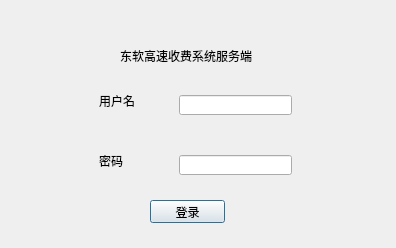
This is login.ui in jozhn/PServer as Qt 5 draws it before an edit. The edited form follows.
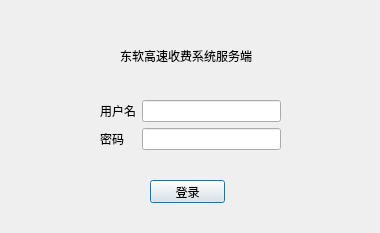
This is the edited form.

```diff
--- a/login.ui
+++ b/login.ui
@@ -6,60 +6,14 @@
    <rect>
     <x>0</x>
     <y>0</y>
-    <width>396</width>
-    <height>248</height>
+    <width>380</width>
+    <height>233</height>
    </rect>
   </property>
   <property name="windowTitle">
    <string>Dialog</string>
   </property>
-  <widget class="QLabel" name="label">
-   <property name="geometry">
-    <rect>
-     <x>99</x>
-     <y>95</y>
-     <width>54</width>
-     <height>12</height>
-    </rect>
-   </property>
-   <property name="text">
-    <string>用户名</string>
-   </property>
-  </widget>
-  <widget class="QLabel" name="label_2">
-   <property name="geometry">
-    <rect>
-     <x>99</x>
-     <y>155</y>
-     <width>54</width>
-     <height>12</height>
-    </rect>
-   </property>
-   <property name="text">
-    <string>密码</string>
-   </property>
-  </widget>
-  <widget class="QLineEdit" name="usernameEdit">
-   <property name="geometry">
-    <rect>
-     <x>179</x>
-     <y>95</y>
-     <width>113</width>
-     <height>20</height>
-    </rect>
-   </property>
-  </widget>
-  <widget class="QLineEdit" name="passwordEdit">
-   <property name="geometry">
-    <rect>
-     <x>179</x>
-     <y>155</y>
-     <width>113</width>
-     <height>20</height>
-    </rect>
-   </property>
-  </widget>
-  <widget class="QLabel" name="label_3">
+  <widget class="QLabel" name="title">
    <property name="geometry">
     <rect>
      <x>120</x>
@@ -76,7 +30,7 @@
    <property name="geometry">
     <rect>
      <x>150</x>
-     <y>200</y>
+     <y>180</y>
      <width>75</width>
      <height>23</height>
     </rect>
@@ -84,6 +38,58 @@
    <property name="text">
     <string>登录</string>
    </property>
+   <property name="shortcut">
+    <string>Return</string>
+   </property>
+  </widget>
+  <widget class="QWidget" name="formLayoutWidget">
+   <property name="geometry">
+    <rect>
+     <x>100</x>
+     <y>100</y>
+     <width>181</width>
+     <height>51</height>
+    </rect>
+   </property>
+   <layout class="QFormLayout" name="formLayout">
+    <item row="0" column="0">
+     <widget class="QLabel" name="username">
+      <property name="text">
+       <string>用户名</string>
+      </property>
+     </widget>
+    </item>
+    <item row="0" column="1">
+     <widget class="QLineEdit" name="usernameEdit"/>
+    </item>
+    <item row="1" column="0">
+     <widget class="QLabel" name="password">
+      <property name="text">
+       <string>密码</string>
+      </property>
+     </widget>
+    </item>
+    <item row="1" column="1">
+     <widget class="QLineEdit" name="passwordEdit">
+      <property name="echoMode">
+       <enum>QLineEdit::Password</enum>
+      </property>
+     </widget>
+    </item>
+   </layout>
+  </widget>
+  <widget class="QLabel" name="warning">
+   <property name="geometry">
+    <rect>
+     <x>160</x>
+     <y>160</y>
+     <width>54</width>
+     <height>12</height>
+    </rect>
+   </property>
+   <property name="text">
+    <string/>
+   </property>
   </widget>
  </widget>
  <resources/>
```
Left out of the diff: 5 changed lines with no effect on the pictures.
